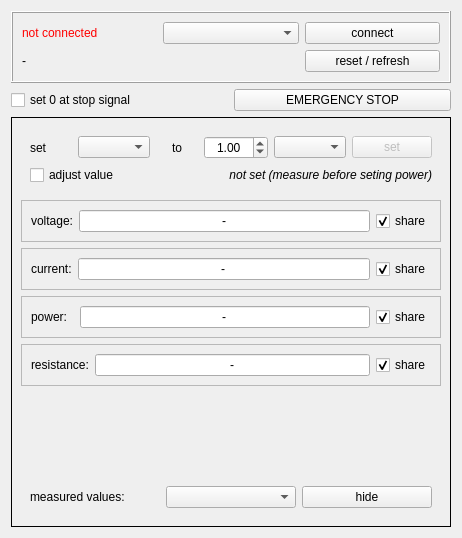
Above: eaps8000usbwindow.ui from bchjoerni/mlab before the change. Below: the same form after it.
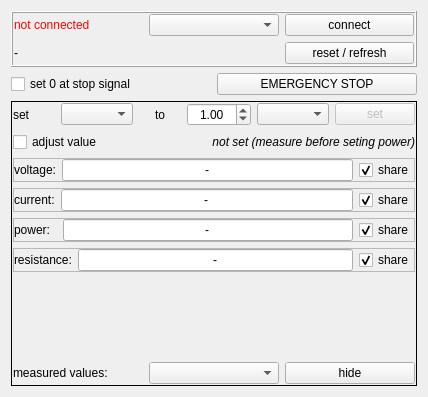
That is the form after the change.

Patch:
```diff
--- a/eaps8000usbwindow.ui
+++ b/eaps8000usbwindow.ui
@@ -6,8 +6,8 @@
    <rect>
     <x>0</x>
     <y>0</y>
-    <width>462</width>
-    <height>538</height>
+    <width>428</width>
+    <height>397</height>
    </rect>
   </property>
   <property name="windowTitle">
@@ -23,6 +23,18 @@
       <enum>QFrame::Raised</enum>
      </property>
      <layout class="QGridLayout" name="gridLayout_4">
+      <property name="leftMargin">
+       <number>1</number>
+      </property>
+      <property name="topMargin">
+       <number>1</number>
+      </property>
+      <property name="rightMargin">
+       <number>1</number>
+      </property>
+      <property name="bottomMargin">
+       <number>1</number>
+      </property>
       <item row="0" column="0">
        <widget class="QLabel" name="lbl_status">
         <property name="styleSheet">
@@ -83,9 +95,33 @@
       <enum>QFrame::Box</enum>
      </property>
      <layout class="QGridLayout" name="gridLayout_9">
+      <property name="leftMargin">
+       <number>1</number>
+      </property>
+      <property name="topMargin">
+       <number>1</number>
+      </property>
+      <property name="rightMargin">
+       <number>1</number>
+      </property>
+      <property name="bottomMargin">
+       <number>1</number>
+      </property>
       <item row="0" column="0">
        <widget class="QFrame" name="frame_setValues">
         <layout class="QGridLayout" name="gridLayout_5">
+         <property name="leftMargin">
+          <number>0</number>
+         </property>
+         <property name="topMargin">
+          <number>0</number>
+         </property>
+         <property name="rightMargin">
+          <number>0</number>
+         </property>
+         <property name="bottomMargin">
+          <number>0</number>
+         </property>
          <item row="0" column="0">
           <widget class="QLabel" name="lbl_setValue_lbl">
            <property name="text">
@@ -175,6 +211,18 @@
          <enum>QFrame::Raised</enum>
         </property>
         <layout class="QGridLayout" name="gridLayout">
+         <property name="leftMargin">
+          <number>0</number>
+         </property>
+         <property name="topMargin">
+          <number>0</number>
+         </property>
+         <property name="rightMargin">
+          <number>0</number>
+         </property>
+         <property name="bottomMargin">
+          <number>0</number>
+         </property>
          <item row="0" column="0">
           <widget class="QLabel" name="lbl_voltage_lbl">
            <property name="text">
@@ -217,6 +265,18 @@
          <enum>QFrame::Raised</enum>
         </property>
         <layout class="QGridLayout" name="gridLayout_2">
+         <property name="leftMargin">
+          <number>0</number>
+         </property>
+         <property name="topMargin">
+          <number>0</number>
+         </property>
+         <property name="rightMargin">
+          <number>0</number>
+         </property>
+         <property name="bottomMargin">
+          <number>0</number>
+         </property>
          <item row="0" column="0">
           <widget class="QLabel" name="lbl_current_lbl">
            <property name="text">
@@ -259,6 +319,18 @@
          <enum>QFrame::Raised</enum>
         </property>
         <layout class="QGridLayout" name="gridLayout_3">
+         <property name="leftMargin">
+          <number>0</number>
+         </property>
+         <property name="topMargin">
+          <number>0</number>
+         </property>
+         <property name="rightMargin">
+          <number>0</number>
+         </property>
+         <property name="bottomMargin">
+          <number>0</number>
+         </property>
          <item row="0" column="0">
           <widget class="QLabel" name="lbl_power_lbl">
            <property name="text">
@@ -301,6 +373,18 @@
          <enum>QFrame::Raised</enum>
         </property>
         <layout class="QGridLayout" name="gridLayout_7">
+         <property name="leftMargin">
+          <number>0</number>
+         </property>
+         <property name="topMargin">
+          <number>0</number>
+         </property>
+         <property name="rightMargin">
+          <number>0</number>
+         </property>
+         <property name="bottomMargin">
+          <number>0</number>
+         </property>
          <item row="0" column="0">
           <widget class="QLabel" name="lbl_resistance_lbl">
            <property name="text">
@@ -341,8 +425,8 @@
         </property>
         <property name="sizeHint" stdset="0">
          <size>
-          <width>20</width>
-          <height>40</height>
+          <width>1</width>
+          <height>1</height>
          </size>
         </property>
        </spacer>
@@ -356,6 +440,18 @@
          <enum>QFrame::Raised</enum>
         </property>
         <layout class="QGridLayout" name="gridLayout_6">
+         <property name="leftMargin">
+          <number>0</number>
+         </property>
+         <property name="topMargin">
+          <number>0</number>
+         </property>
+         <property name="rightMargin">
+          <number>0</number>
+         </property>
+         <property name="bottomMargin">
+          <number>0</number>
+         </property>
          <item row="0" column="0">
           <widget class="QLabel" name="lbl_measuredValues_lbl">
            <property name="text">
```
